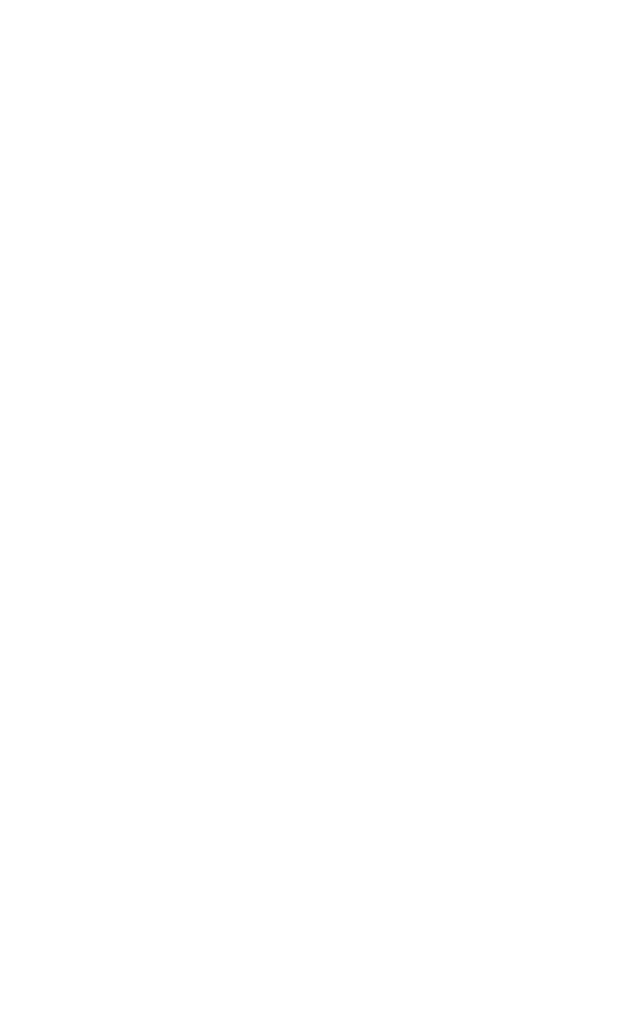
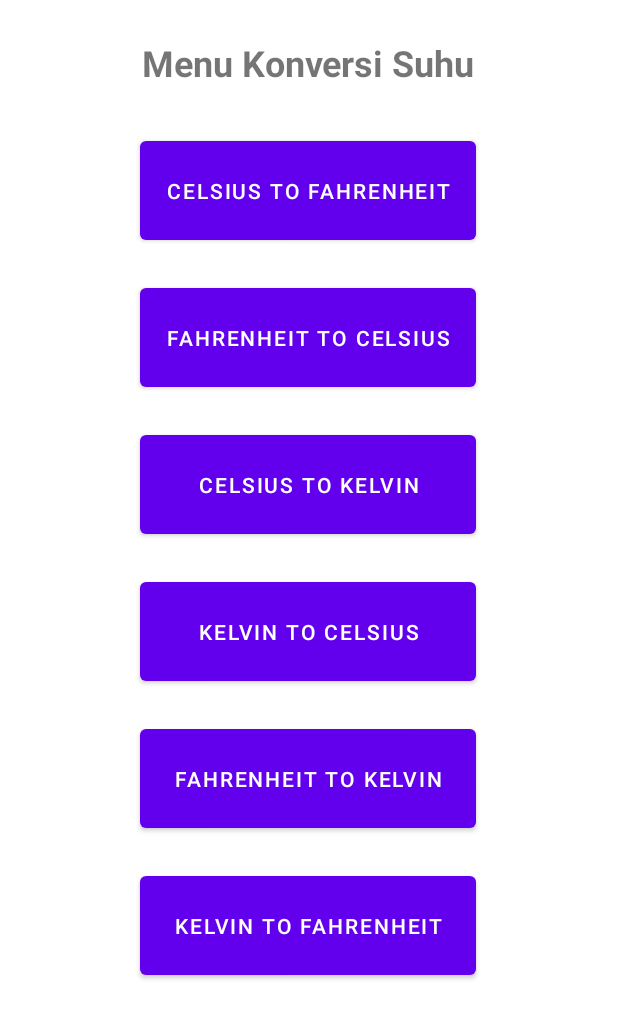
Before and after one commit to ikblmhndra/mobileprogramming, an Android app: the KonversiSuhu screen opened directly, with no data from a screen before it, on a phone screen of 412 x 824 dp. Before the commit the part shown is empty. Shown: the top 1019 px of the screen. Run offline under Robolectric (Android 15) with nearby library versions, the phone set to English and light mode, and no system bars.

Commit message:
Initial Commit

```diff
--- a/app/src/main/java/com/nameless/mobileprogramming/perhitungan/KonversiSuhu.java
+++ b/app/src/main/java/com/nameless/mobileprogramming/perhitungan/KonversiSuhu.java
@@ -2,15 +2,31 @@ package com.nameless.mobileprogramming.perhitungan;
 
 import androidx.appcompat.app.AppCompatActivity;
 
+import android.content.Intent;
 import android.os.Bundle;
+import android.view.View;
+import android.widget.Button;
 
 import com.nameless.mobileprogramming.R;
+import com.nameless.mobileprogramming.perhitungan.konversi.CelsiusToFahrenheit;
 
 public class KonversiSuhu extends AppCompatActivity {
+
+    Button btnCtoF;
 
     @Override
     protected void onCreate(Bundle savedInstanceState) {
         super.onCreate(savedInstanceState);
         setContentView(R.layout.activity_konversi_suhu);
+
+        btnCtoF = findViewById(R.id.btnCtoF);
+        btnCtoF.setOnClickListener(new View.OnClickListener() {
+            @Override
+            public void onClick(View v) {
+                Intent intent = new Intent(KonversiSuhu.this, CelsiusToFahrenheit.class);
+                startActivity(intent);
+            }
+        });
+
     }
 }
--- a/app/src/main/java/com/nameless/mobileprogramming/perhitungan/LuasPersegitiga.java
+++ b/app/src/main/java/com/nameless/mobileprogramming/perhitungan/LuasPersegitiga.java
@@ -30,7 +30,7 @@ public class LuasPersegitiga extends AppCompatActivity {
         btnHitung.setOnClickListener(new View.OnClickListener() {
             @Override
             public void onClick(View v) {
-                // Jika panjang dan lebar tidak diisi akan tampil notif error
+                // Jika alas dan tinggi tidak diisi akan tampil notif error
                 if (a.length() == 0 && t.length() == 0) {
                     Toast.makeText(getApplication(), "Panjang dan Lebar belum diisi",
                             Toast.LENGTH_LONG).show();
--- a/app/src/main/res/layout/activity_konversi_suhu.xml
+++ b/app/src/main/res/layout/activity_konversi_suhu.xml
@@ -6,4 +6,84 @@
     android:layout_height="match_parent"
     tools:context=".perhitungan.KonversiSuhu">
 
+    <TextView
+        android:id="@+id/txtSuhu"
+        android:layout_width="wrap_content"
+        android:layout_height="wrap_content"
+        android:layout_marginTop="25dp"
+        android:text="Menu Konversi Suhu"
+        android:textAlignment="center"
+        android:textSize="24dp"
+        android:textStyle="bold"
+        app:layout_constraintEnd_toEndOf="parent"
+        app:layout_constraintHorizontal_bias="0.497"
+        app:layout_constraintStart_toStartOf="parent"
+        app:layout_constraintTop_toTopOf="parent" />
+
+    <Button
+        android:id="@+id/btnCtoF"
+        android:layout_width="224dp"
+        android:layout_height="78dp"
+        android:layout_marginTop="30dp"
+        android:text="Celsius to Fahrenheit"
+        app:layout_constraintEnd_toEndOf="parent"
+        app:layout_constraintHorizontal_bias="0.498"
+        app:layout_constraintStart_toStartOf="parent"
+        app:layout_constraintTop_toBottomOf="@+id/txtSuhu" />
+
+    <Button
+        android:id="@+id/btnFtoC"
+        android:layout_width="224dp"
+        android:layout_height="78dp"
+        android:layout_marginTop="20dp"
+        android:text="Fahrenheit to Celsius"
+        app:layout_constraintEnd_toEndOf="parent"
+        app:layout_constraintHorizontal_bias="0.498"
+        app:layout_constraintStart_toStartOf="parent"
+        app:layout_constraintTop_toBottomOf="@+id/btnCtoF" />
+
+    <Button
+        android:id="@+id/btnCtoK"
+        android:layout_width="224dp"
+        android:layout_height="78dp"
+        android:layout_marginTop="20dp"
+        android:text="Celsius to Kelvin"
+        app:layout_constraintEnd_toEndOf="parent"
+        app:layout_constraintHorizontal_bias="0.498"
+        app:layout_constraintStart_toStartOf="parent"
+        app:layout_constraintTop_toBottomOf="@+id/btnFtoC" />
+
+    <Button
+        android:id="@+id/btnKtoC"
+        android:layout_width="224dp"
+        android:layout_height="78dp"
+        android:layout_marginTop="20dp"
+        android:text="Kelvin to Celsius"
+        app:layout_constraintEnd_toEndOf="parent"
+        app:layout_constraintHorizontal_bias="0.498"
+        app:layout_constraintStart_toStartOf="parent"
+        app:layout_constraintTop_toBottomOf="@+id/btnCtoK" />
+
+    <Button
+        android:id="@+id/btnFtoK"
+        android:layout_width="224dp"
+        android:layout_height="78dp"
+        android:layout_marginTop="20dp"
+        android:text="Fahrenheit to Kelvin"
+        app:layout_constraintEnd_toEndOf="parent"
+        app:layout_constraintHorizontal_bias="0.498"
+        app:layout_constraintStart_toStartOf="parent"
+        app:layout_constraintTop_toBottomOf="@+id/btnKtoC" />
+
+    <Button
+        android:id="@+id/btnKtoK"
+        android:layout_width="224dp"
+        android:layout_height="78dp"
+        android:layout_marginTop="20dp"
+        android:text="Kelvin to Fahrenheit"
+        app:layout_constraintEnd_toEndOf="parent"
+        app:layout_constraintHorizontal_bias="0.498"
+        app:layout_constraintStart_toStartOf="parent"
+        app:layout_constraintTop_toBottomOf="@+id/btnFtoK" />
+
 </androidx.constraintlayout.widget.ConstraintLayout>
```
Also changed, not shown: app/src/main/AndroidManifest.xml (+18 -0 lines), app/src/main/java/com/nameless/mobileprogramming/perhitungan/konversi/CelsiusToFahrenheit.java (added, +50 -0 lines), app/src/main/java/com/nameless/mobileprogramming/perhitungan/konversi/CelsiusToKelvin.java (added, +16 -0 lines), app/src/main/java/com/nameless/mobileprogramming/perhitungan/konversi/FahrenheitToCelsius.java (added, +16 -0 lines), app/src/main/java/com/nameless/mobileprogramming/perhitungan/konversi/FahrenheitToKelvin.java (added, +16 -0 lines), app/src/main/java/com/nameless/mobileprogramming/perhitungan/konversi/KelvinToCelsius.java (added, +16 -0 lines), app/src/main/java/com/nameless/mobileprogramming/perhitungan/konversi/KelvinToFahrenheit.java (added, +16 -0 lines), app/src/main/res/layout/activity_celsius_to_fahrenheit.xml (added, +69 -0 lines), app/src/main/res/layout/activity_celsius_to_kelvin.xml (added, +9 -0 lines), app/src/main/res/layout/activity_fahrenheit_to_celsius.xml (added, +9 -0 lines), app/src/main/res/layout/activity_fahrenheit_to_kelvin.xml (added, +9 -0 lines), app/src/main/res/layout/activity_kelvin_to_celsius.xml (added, +9 -0 lines), app/src/main/res/layout/activity_kelvin_to_fahrenheit.xml (added, +9 -0 lines).
